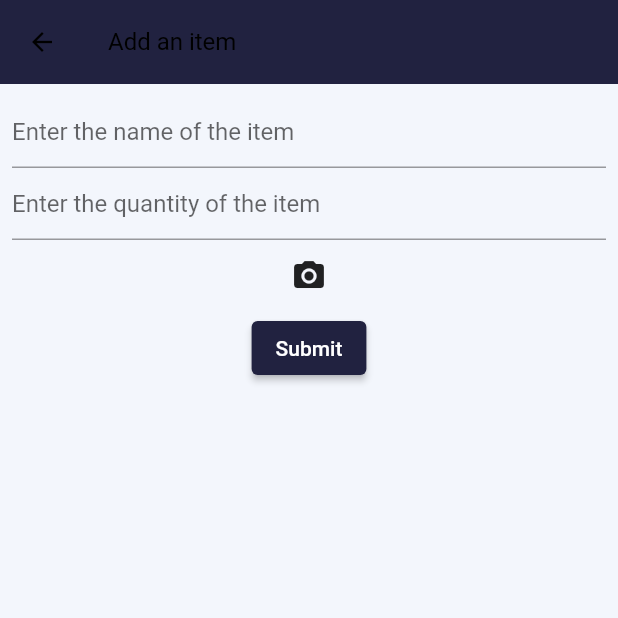
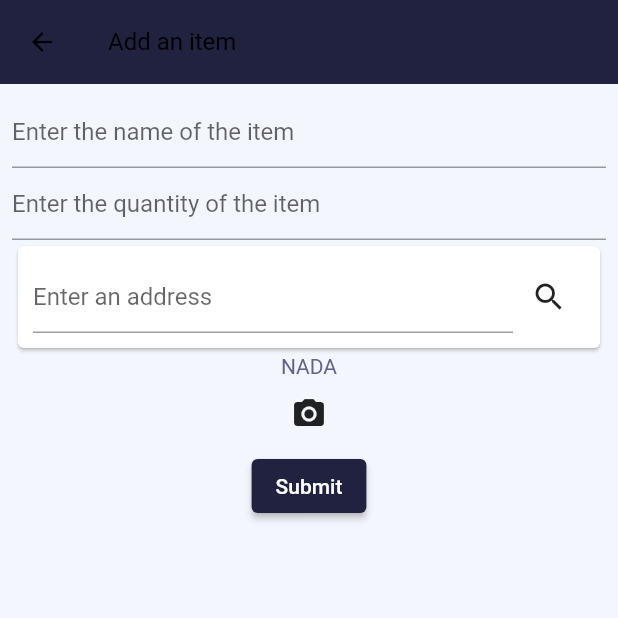
Before and after one commit to alexalarcon/whereiscorral, a Flutter app: the AddItem screen opened directly, on a phone screen of 412 x 824 dp, the top half of it. Run offline on Flutter 3.47's test engine with Material 2 defaults, Android fonts, the phone set to English and light mode, and no system bars; our stand-ins replace cloud_firestore, firebase_auth, firebase_core, firebase_storage, flutter_native_image, flutter_redux and 6 more; missing offline and left inert: flutter_geocoder, image_compression; accounts and stored records are empty; Roboto replaces fonts that are missing (Poppins).

Commit message:
Add list

```diff
--- a/lib/pages/locations/addItem.dart
+++ b/lib/pages/locations/addItem.dart
@@ -10,6 +10,12 @@ import 'package:image_compression/image_compression.dart';
 import 'package:image_picker/image_picker.dart';
 import 'package:firebase_storage/firebase_storage.dart';
 
+import 'package:flutter_geocoder/geocoder.dart';
+import 'package:flutter_geocoder/model.dart';
+import 'package:flutter_geocoder/services/base.dart';
+import 'package:flutter_geocoder/services/distant_google.dart';
+import 'package:flutter_geocoder/services/local.dart';
+
 class AddItem extends StatefulWidget {
   const AddItem({Key? key}) : super(key: key);
 
@@ -20,6 +26,7 @@ class AddItem extends StatefulWidget {
 class _AddItemState extends State<AddItem> {
   TextEditingController _controllerName = TextEditingController();
   TextEditingController _controllerQuantity = TextEditingController();
+  TextEditingController _controllerLocation = TextEditingController();
 
   GlobalKey<FormState> key = GlobalKey();
 
@@ -27,6 +34,30 @@ class _AddItemState extends State<AddItem> {
       FirebaseFirestore.instance.collection('shopping_list');
 
   String imageUrl = '';
+
+  List<Address> results = [];
+
+  bool isLoading = false;
+
+  Future search() async {
+    this.setState(() {
+      this.isLoading = true;
+    });
+
+    try {
+      var results =
+          await Geocoder.local.findAddressesFromQuery(_controllerLocation.text);
+      this.setState(() {
+        this.results = results;
+      });
+    } catch (e) {
+      print("Error occured: $e");
+    } finally {
+      this.setState(() {
+        this.isLoading = false;
+      });
+    }
+  }
 
   @override
   Widget build(BuildContext context) {
@@ -64,6 +95,49 @@ class _AddItemState extends State<AddItem> {
                   return null;
                 },
               ),
+              Column(children: <Widget>[
+                new Card(
+                  child: new Padding(
+                    padding: const EdgeInsets.all(10.0),
+                    child: new Row(
+                      children: <Widget>[
+                        new Expanded(
+                          child: new TextField(
+                            controller: _controllerLocation,
+                            decoration: new InputDecoration(
+                                hintText: "Enter an address"),
+                          ),
+                        ),
+                        new IconButton(
+                            icon: new Icon(Icons.search),
+                            onPressed: () => search())
+                      ],
+                    ),
+                  ),
+                ),
+                (this.results.length > 0)
+                    ? Card(
+                        child: Column(
+                        children: [
+                          Text(this.results[0].addressLine.toString()),
+                          Text(this.results[0].coordinates.toString()),
+                          Text(this.results[0].countryName.toString()),
+                          Text(this.results[0].countryCode.toString()),
+                        ],
+                      ))
+                    : Text("NADA"),
+              ]),
+              // TextFormField(
+              //   controller: _controllerLocation,
+              //   decoration: InputDecoration(hintText: 'LOCATION'),
+              //   validator: (String? value) {
+              //     if (value == null || value.isEmpty) {
+              //       return 'Please enter the item quantity';
+              //     }
+
+              //     return null;
+              //   },
+              // ),
               IconButton(
                   onPressed: () async {
                     /*
--- a/pubspec.yaml
+++ b/pubspec.yaml
@@ -49,6 +49,8 @@ dependencies:
   flutter_native_image: ^0.0.6+1
   permission_handler: ^10.2.0
   video_compress: ^3.1.2
+  flutter_geocoder: ^0.2.2-nullsafety
+
 
 
 
```
Also changed, not shown: pubspec.lock.
